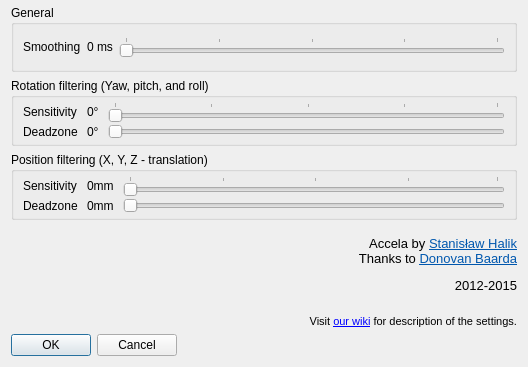
Before: the Qt Designer form filter-accela/ftnoir_accela_filtercontrols.ui in opentrack/opentrack, drawn with Qt 5.
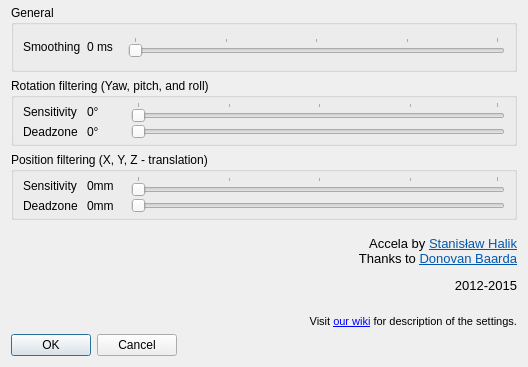
After: the same form once the commit is applied. Icons and pictures are not drawn.

Commit message: filter/accela: add label space to prevent reflow on slider move

```diff
--- a/filter-accela/ftnoir_accela_filtercontrols.ui
+++ b/filter-accela/ftnoir_accela_filtercontrols.ui
@@ -45,6 +45,12 @@
       </item>
       <item>
        <widget class="QLabel" name="ewma_label">
+        <property name="minimumSize">
+         <size>
+          <width>35</width>
+          <height>0</height>
+         </size>
+        </property>
         <property name="text">
          <string>0 ms</string>
         </property>
@@ -108,6 +114,12 @@
       </item>
       <item row="0" column="1">
        <widget class="QLabel" name="rot_gain">
+        <property name="minimumSize">
+         <size>
+          <width>35</width>
+          <height>0</height>
+         </size>
+        </property>
         <property name="text">
          <string>0°</string>
         </property>
@@ -141,6 +153,12 @@
       </item>
       <item row="1" column="1">
        <widget class="QLabel" name="rot_dz">
+        <property name="minimumSize">
+         <size>
+          <width>35</width>
+          <height>0</height>
+         </size>
+        </property>
         <property name="text">
          <string>0°</string>
         </property>
@@ -192,6 +210,12 @@
       </item>
       <item row="0" column="1">
        <widget class="QLabel" name="trans_gain">
+        <property name="minimumSize">
+         <size>
+          <width>35</width>
+          <height>0</height>
+         </size>
+        </property>
         <property name="text">
          <string>0mm</string>
         </property>
@@ -225,6 +249,12 @@
       </item>
       <item row="1" column="1">
        <widget class="QLabel" name="trans_dz">
+        <property name="minimumSize">
+         <size>
+          <width>35</width>
+          <height>0</height>
+         </size>
+        </property>
         <property name="text">
          <string>0mm</string>
         </property>
```
